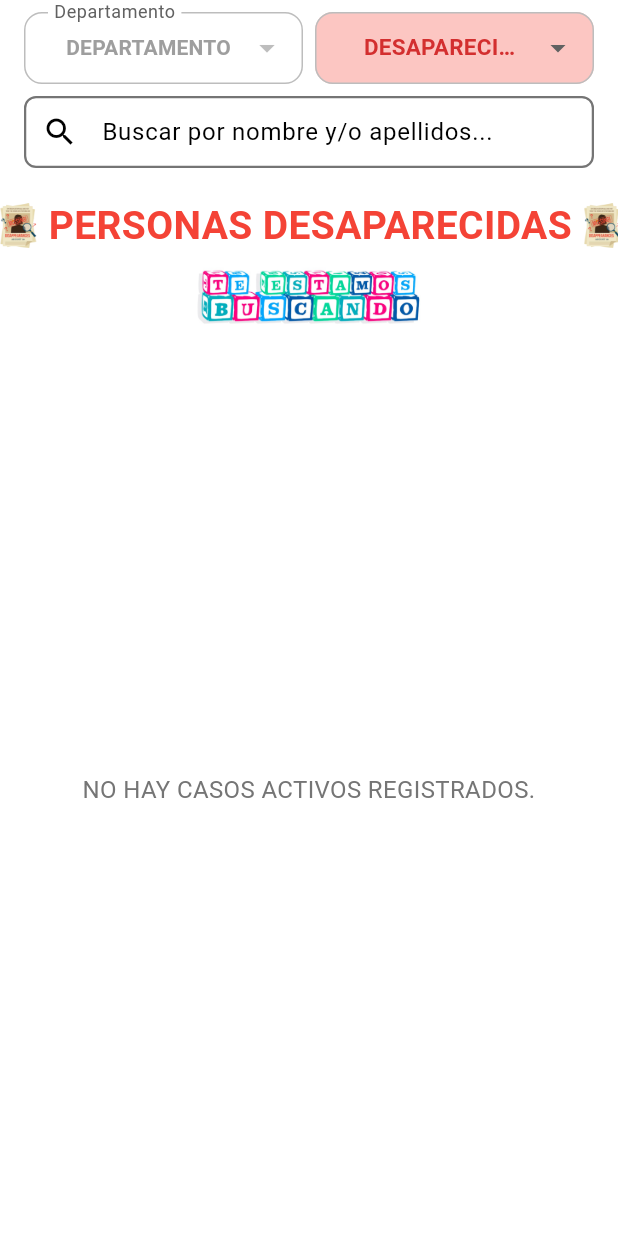
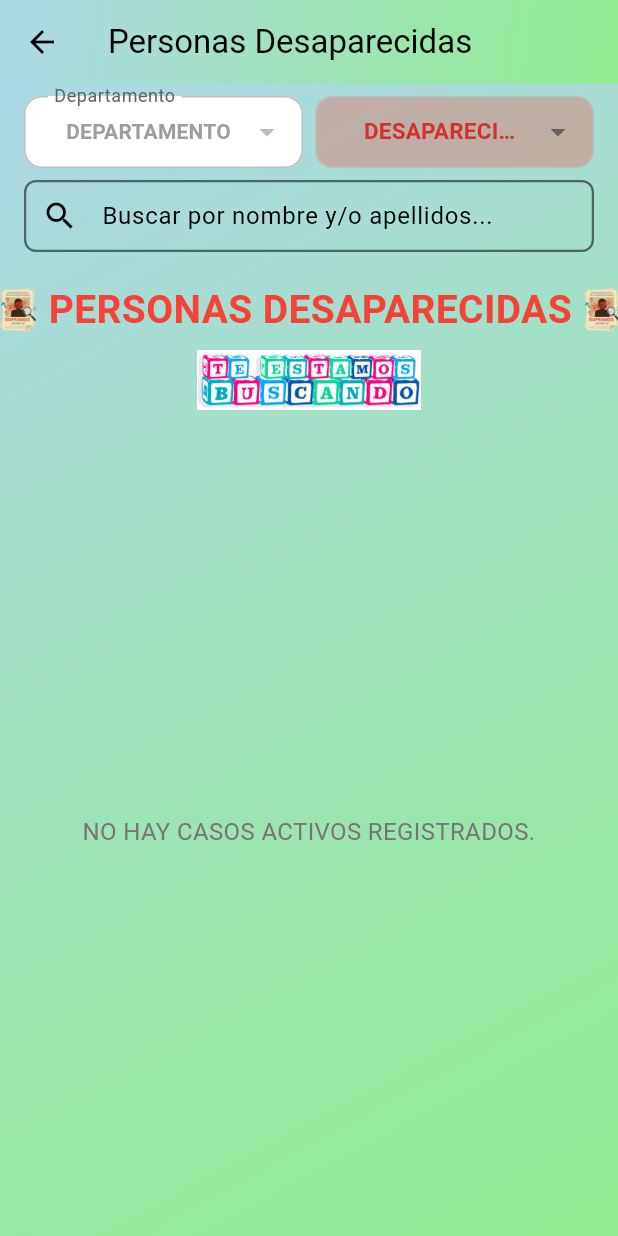
Before and after one commit to shamirdhc/alerta_desaparecidos, a Flutter app: the ViewMissingScreen screen opened directly, on a phone screen of 412 x 824 dp. Run offline on Flutter 3.47's test engine with Material 3 defaults, Android fonts, the phone set to English and light mode, and no system bars; our stand-ins replace cloud_firestore, dartz, equatable, file_picker, firebase_auth, firebase_core and 13 more; missing offline and left inert: pdfrx; accounts and stored records are empty; network calls fail.

```diff
--- a/lib/presentation/citizen/screens/view_missing_screen.dart
+++ b/lib/presentation/citizen/screens/view_missing_screen.dart
@@ -303,7 +303,41 @@ class _ViewMissingScreenState extends State<ViewMissingScreen> {
         Theme.of(context).brightness ==
         Brightness.dark; // Para el icono y ahora para el borde
 
-    return Column(
+    return Scaffold(
+      appBar: AppBar(
+        title: const Text('Personas Desaparecidas'),
+        backgroundColor: Colors.transparent, // Hacer AppBar transparente
+        elevation: 0, // Quitar sombra del AppBar
+        flexibleSpace: Container( // Añadir el mismo gradiente al AppBar
+          decoration: const BoxDecoration(
+            gradient: LinearGradient(
+              colors: [
+                Color(0xFFADD8E6), // Azul Suave
+                Color(0xFF90EE90), // Verde Esperanza
+              ],
+              begin: Alignment.topLeft,
+              end: Alignment.bottomRight,
+            ),
+          ),
+        ),
+        actions: const [
+          // If there were existing actions, they would go here.
+        ],
+      ),
+      body: Container( // Envolver el cuerpo con un Container para el gradiente
+        width: double.infinity,
+        height: double.infinity,
+        decoration: const BoxDecoration(
+          gradient: LinearGradient(
+            colors: [
+              Color(0xFFADD8E6), // Azul Suave
+              Color(0xFF90EE90), // Verde Esperanza
+            ],
+            begin: Alignment.topLeft,
+            end: Alignment.bottomRight,
+          ),
+        ),
+        child: Column(
       children: [
         // --- Fila de Filtros ---
         Padding(
@@ -719,6 +753,8 @@ class _ViewMissingScreenState extends State<ViewMissingScreen> {
           ),
         ),
       ],
+    ),
+      ),
     );
   }
 
```
Also changed, not shown: lib/presentation/citizen/screens/missing_person_details_screen.dart (+89 -38 lines), lib/presentation/common_widgets/comment_bubble.dart (+14 -6 lines).
